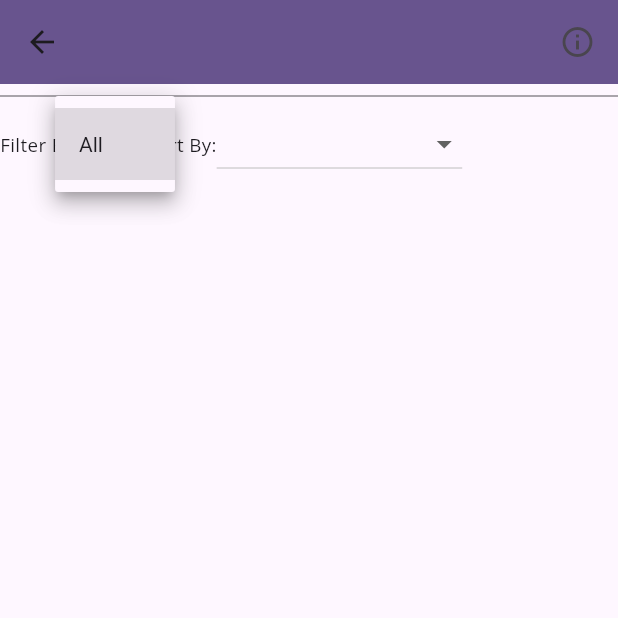
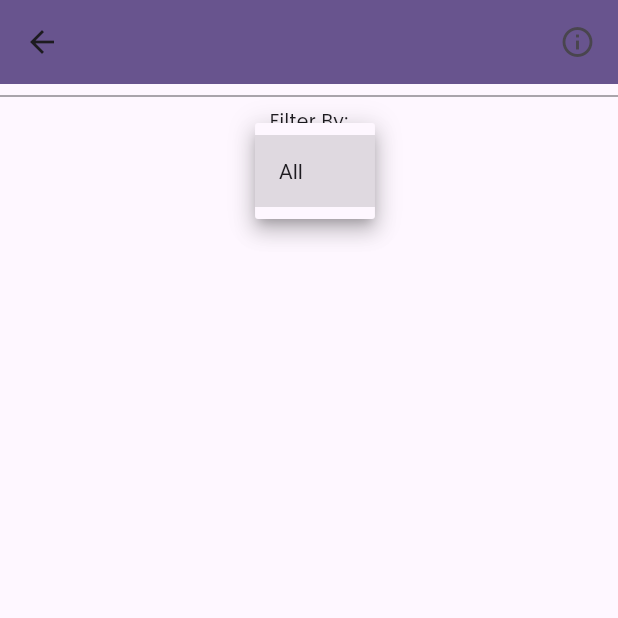
Before and after one commit to niooii/jupitered-frontend, a Flutter app: the CoursePage screen opened directly with empty values, after a tap on "All", on a phone screen of 412 x 824 dp, the top half of it. Run offline on Flutter 3.47's test engine with Material 3 defaults, Android fonts, the phone set to English and light mode, and no system bars; our stand-ins replace gap, google_fonts, lottie, shared_preferences, sqflite; missing offline and left inert: catppuccin_flutter, flutter_hsvcolor_picker; accounts and stored records are empty.

```diff
--- a/lib/models/assignment.dart
+++ b/lib/models/assignment.dart
@@ -1,5 +1,6 @@
 class Assignment {
   String name;
+  String courseName;
   DateTime? duedate;
 
   String score;
@@ -10,7 +11,7 @@ class Assignment {
   double weight;
 
   Assignment(this.name, this.duedate, this.score, this.impact,
-      this.cat, this.weight);
+      this.cat, this.weight, this.courseName);
 
   factory Assignment.fromMap(Map<String, dynamic> map) {
     return Assignment(
@@ -19,7 +20,8 @@ class Assignment {
         map["score"],
         double.tryParse(map["impact"]) ?? 0,
         map["category"],
-        double.parse(map["weight"] ?? "0"));
+        double.parse(map["weight"] ?? "0"),
+        map["course_name"]);
   }
   // {
   // 	"name": "Midyear Project (Source Code and Video)",
--- a/lib/pages/course/assignments_view.dart
+++ b/lib/pages/course/assignments_view.dart
@@ -35,7 +35,9 @@ class _AssignmentsViewState extends State<AssignmentsView> {
 
     // create the dropdown menu items
     List<DropdownMenuItem<GradeCategory>> filters =
-        widget.course.gradeCategories.map((e) {
+        widget.course.gradeCategories
+        .where((category) => category.category != "Course Average")
+        .map((e) {
       return DropdownMenuItem<GradeCategory>(
         value: e,
         child: Text(e.toString()),
@@ -72,8 +74,12 @@ class _AssignmentsViewState extends State<AssignmentsView> {
     ];
 
     return Column(children: [
-      Row(children: [
-        CallistoText("Filter By:", size: 12.5),
+      Row(
+        mainAxisAlignment: MainAxisAlignment.center,
+        children: [
+        Column(
+          children: [
+            const CallistoText("Filter By:", size: 12.5, textAlign: TextAlign.left,),
             DropdownButton(
               items: filters,
               onChanged: (value) {
@@ -83,17 +89,25 @@ class _AssignmentsViewState extends State<AssignmentsView> {
               },
               style: TextStyle(color: Theme.of(context).colorScheme.onBackground),
             ),
-        const Gap(5),
-        CallistoText("Sort By:", size: 12.5),
-        DropdownButton(
-            items: sorts,
-            onChanged: (value) {
-              setState(() {
-                assignmentWidgets =
-                    value!(assignmentWidgets.map((e) => e.assignment).toList());
-              });
-            })
-      ]),
+          ],
+        ),
+        // const Gap(5),
+        // Column(
+        //   children: [
+        //     const CallistoText("Sort By:", size: 12.5),
+        //     DropdownButton(
+        //         items: sorts,
+        //         onChanged: (value) {
+        //           setState(() {
+        //             assignmentWidgets =
+        //                 value!(assignmentWidgets.map((e) => e.assignment).toList());
+        //           });
+        //         }
+        //       )
+        //   ],
+        // )
+      ]
+      ),
       // if an item is selected, filter the list of assignments
       if (_selectedCategory != null)
         ...assignmentWidgets
--- a/lib/pages/course/page.dart
+++ b/lib/pages/course/page.dart
@@ -2,7 +2,7 @@ import 'package:flutter/material.dart';
 import 'package:jupiter_frontend/models/course.dart';
 import 'package:jupiter_frontend/pages/course/assignments_view.dart';
 import 'package:jupiter_frontend/widgets/scaffold_components/appbar.dart';
-import 'package:jupiter_frontend/widgets/scaffold_components/drawer_divider.dart';
+import 'package:jupiter_frontend/widgets/general/divider.dart';
 
 class CoursePage extends StatelessWidget {
   final Course course;
@@ -14,8 +14,12 @@ class CoursePage extends StatelessWidget {
       appBar: CAppBar(title: course.name),
       body: ListView(
         children: [
-
-          CDrawerDivider(),
+          // TODO!
+          // display grade category info here
+          ...course.gradeCategories.map<Widget>((category) {
+            return Text(category.toString());
+          }),
+          CDivider(),
           AssignmentsView(course: course)
         ],
       ),
--- a/lib/pages/home/course_tile.dart
+++ b/lib/pages/home/course_tile.dart
@@ -13,7 +13,7 @@ class CourseTile extends StatelessWidget {
   @override
   Widget build(BuildContext context) {
     var courseInfoChildren = [
-      CallistoText(course.placeAndTime, size: 13),
+      // CallistoText(course.placeAndTime, size: 13),
       CallistoText(course.name, size: 22, textAlign: TextAlign.left),
       CallistoText(course.teacher, size: 15),
     ];
--- a/lib/pages/settings/page.dart
+++ b/lib/pages/settings/page.dart
@@ -32,8 +32,8 @@ class _SettingsPageState extends State<SettingsPage> {
             CSettingsTile("Preferences", const Icon(Icons.settings_outlined), const PreferencesPage()),
             const Gap(10),
             CSettingsTile("Theme", const Icon(Icons.palette), const ThemePage()),
-            const Gap(10),
-            CSettingsTile("Manage Notifications", const Icon(CupertinoIcons.bubble_left), const ThemePage()),
+            // const Gap(10),
+            // CSettingsTile("Manage Notifications", const Icon(CupertinoIcons.bubble_left), const ThemePage()),
             // Expanded(
             //   child: Align(
             //     alignment: Alignment.bottomCenter,
--- a/lib/widgets/general/callisto_text.dart
+++ b/lib/widgets/general/callisto_text.dart
@@ -21,7 +21,7 @@ class CallistoText extends StatelessWidget {
   Widget build(BuildContext context) {
     return Text(
       text,
-      style: GoogleFonts.openSans(
+      style: GoogleFonts.poppins(
         color: color ?? Theme.of(context).colorScheme.onSurface,
         fontSize: size,
         fontWeight: weight
--- a/lib/widgets/scaffold_components/drawer_divider.dart
+++ b/lib/widgets/general/divider.dart
@@ -1,7 +1,7 @@
 import 'package:flutter/material.dart';
 
-class CDrawerDivider extends StatelessWidget {
-  const CDrawerDivider({super.key});
+class CDivider extends StatelessWidget {
+  const CDivider({super.key});
 
   @override
   Widget build(BuildContext context) {
```
Also changed, not shown: lib/pages/all_assignments/page.dart (+37 -4 lines), lib/pages/course/assignment_tile.dart (+6 -3 lines), lib/pages/home/page.dart (+14 -19 lines), lib/widgets/scaffold_components/drawer.dart (+9 -8 lines), 1 other file. Lines whose indentation alone changed are shown as unchanged.
